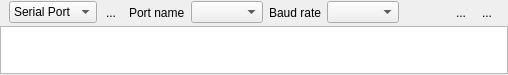
Qt form gui/qkconnectwidget.ui (QkThings/qkdaemon_old) before a commit.
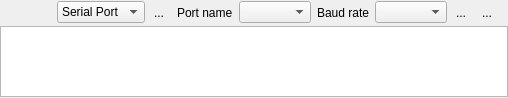
The same form after that commit. Icons and pictures are not drawn. Custom widgets are drawn as their Qt base class.

Diff of the .ui file:
```diff
--- a/gui/qkconnectwidget.ui
+++ b/gui/qkconnectwidget.ui
@@ -7,7 +7,7 @@
     <x>0</x>
     <y>0</y>
     <width>508</width>
-    <height>75</height>
+    <height>98</height>
    </rect>
   </property>
   <property name="windowTitle">
@@ -49,6 +49,19 @@
      <property name="bottomMargin">
       <number>0</number>
      </property>
+     <item>
+      <spacer name="horizontalSpacer">
+       <property name="orientation">
+        <enum>Qt::Horizontal</enum>
+       </property>
+       <property name="sizeHint" stdset="0">
+        <size>
+         <width>66</width>
+         <height>0</height>
+        </size>
+       </property>
+      </spacer>
+     </item>
      <item>
       <widget class="QComboBox" name="connType_combo">
        <item>
@@ -122,19 +135,6 @@
          <item>
           <widget class="QComboBox" name="serialPort_baudRate_combo"/>
          </item>
-         <item>
-          <spacer name="horizontalSpacer">
-           <property name="orientation">
-            <enum>Qt::Horizontal</enum>
-           </property>
-           <property name="sizeHint" stdset="0">
-            <size>
-             <width>66</width>
-             <height>0</height>
-            </size>
-           </property>
-          </spacer>
-         </item>
         </layout>
        </widget>
        <widget class="QWidget" name="page_2">
```
